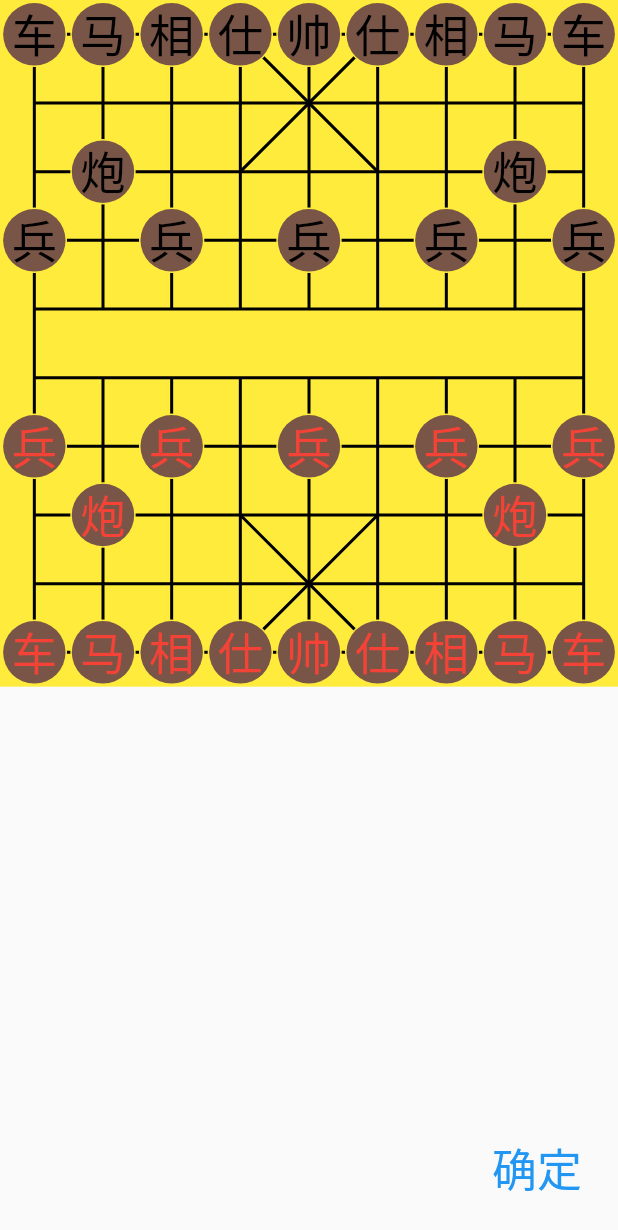
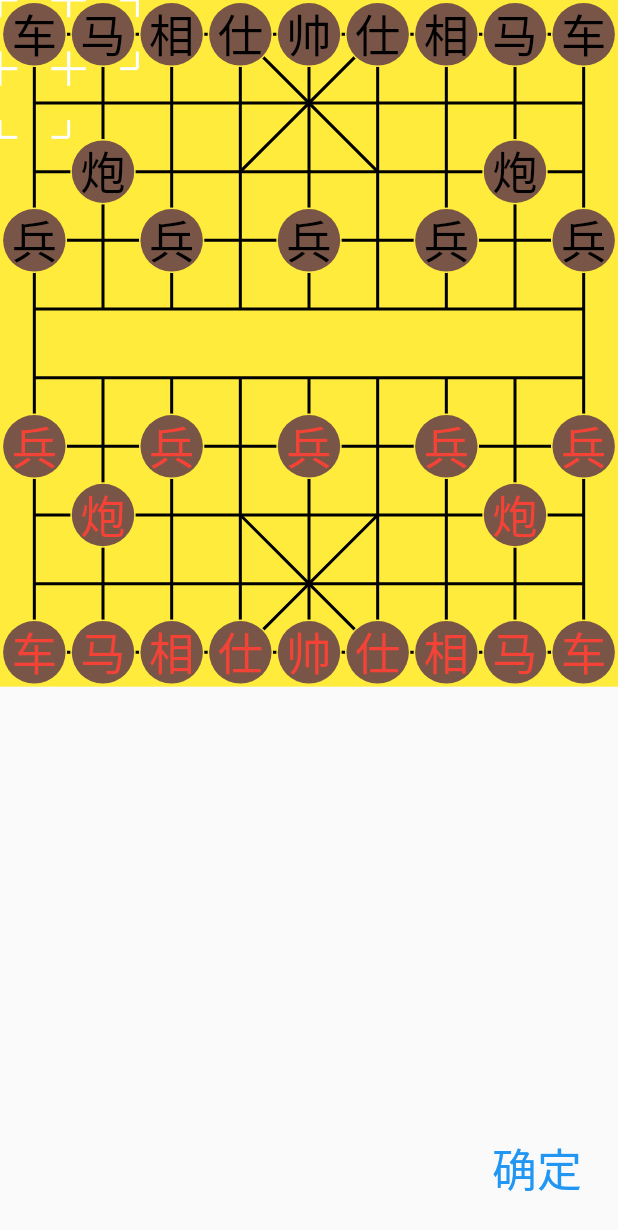
Before and after one commit to knightingal/chess, a Flutter app: the screen it shows after launch, on a phone screen of 412 x 824 dp. Shown: the top 1230 px of the screen. Run offline on Flutter 3.47's test engine with Material 2 defaults, Android fonts, the phone set to English and light mode, and no system bars; Roboto replaces fonts that are missing (Lishu).

Commit message:
test cursor

```diff
--- a/lib/main.dart
+++ b/lib/main.dart
@@ -3,6 +3,7 @@ import 'dart:math';
 import 'package:flutter/material.dart';
 
 import 'playground.dart';
+import 'target_cursor.dart';
 
 const pieceBackground = Colors.brown;
 const pieceBord = Colors.yellow;
@@ -12,6 +13,7 @@ const player1Color = Colors.black;
 const player0Color = Colors.red;
 
 const selectBordColor = Colors.green;
+const targetBordColor = Colors.white;
 
 void main() {
   runApp(const ChessApp());
@@ -223,6 +225,11 @@ class _ChessMainState extends State<ChessMain> with TickerProviderStateMixin {
 
     var grid = min(
         height / (heightGridCount + 2 * deadPadding), width / widthGridCount);
+    var targetWidgets = [
+      TargetCursor(gridSize: grid, x: 0, y: 0),
+      TargetCursor(gridSize: grid, x: 1, y: 0),
+      TargetCursor(gridSize: grid, x: 0, y: 1),
+    ];
     var pieceWidgets = chessPlayGround
         .getPieceList()
         .map((e) => Piece(
@@ -246,8 +253,11 @@ class _ChessMainState extends State<ChessMain> with TickerProviderStateMixin {
           chessPlayGround.processEvent(x, y);
           setState(() {});
         },
-        child: Stack(
-            children: [PlayGroundWidget(gridSize: grid), ...pieceWidgets]),
+        child: Stack(children: [
+          PlayGroundWidget(gridSize: grid),
+          ...pieceWidgets,
+          ...targetWidgets
+        ]),
       ),
       floatingActionButton: TextButton(
         onPressed: () =>
```
